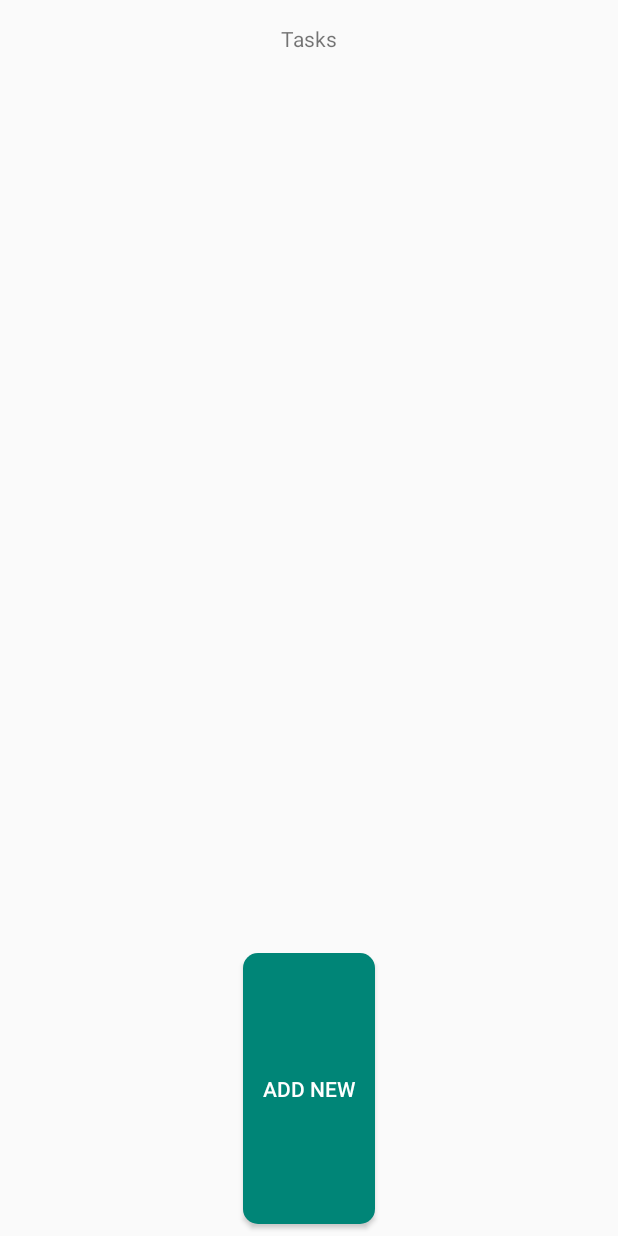
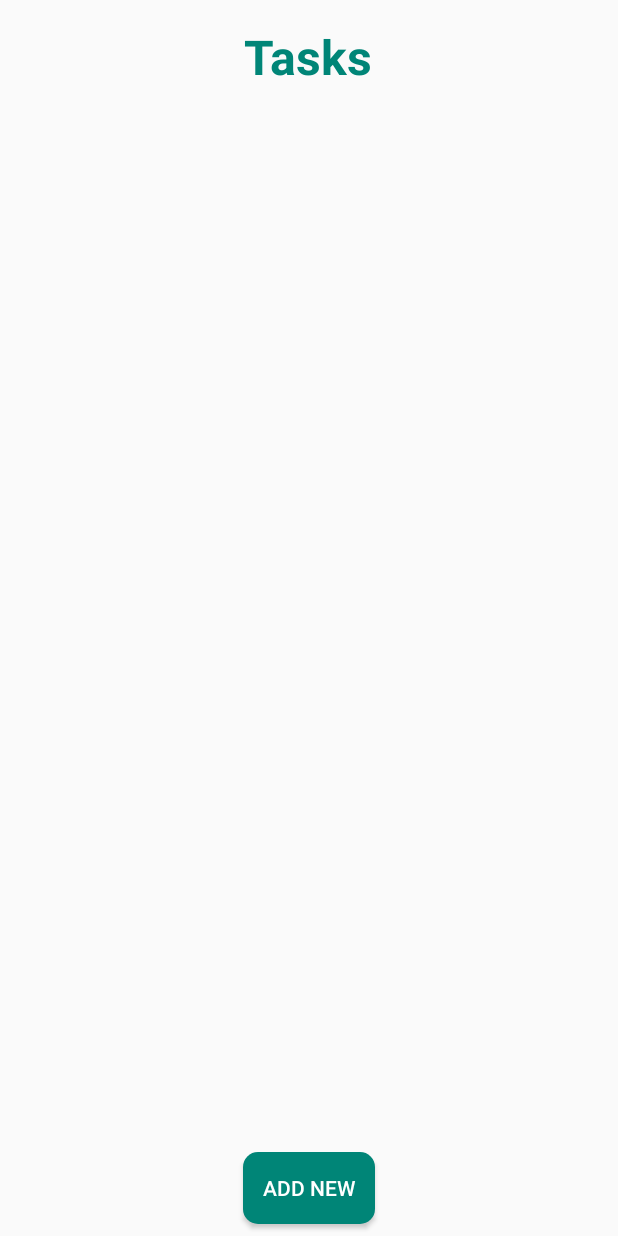
Before and after one commit to SpencerCBryson/GPSTasks, an Android app: the layout activity_home.xml on its own in the app's theme, with its tools: preview values and no code run, on a phone screen of 412 x 824 dp. Run offline under Robolectric (Android 15) with nearby library versions, the phone set to English and light mode, and no system bars.

Commit message:
Made home page pretty, next is activity_add_task

```diff
--- a/app/src/main/res/layout/activity_home.xml
+++ b/app/src/main/res/layout/activity_home.xml
@@ -17,22 +17,20 @@
                 android:layout_height="wrap_content"
                 android:id="@+id/textView2" app:layout_constraintStart_toStartOf="parent"
                 app:layout_constraintEnd_toEndOf="parent"
-                android:layout_marginTop="16dp" app:layout_constraintTop_toTopOf="parent" android:layout_weight="1"
-        />
+                android:layout_marginTop="16dp" app:layout_constraintTop_toTopOf="parent" android:layout_weight="0"
+                android:textColor="@color/colorPrimary" android:textSize="32sp" android:textStyle="bold"/>
         <android.support.v7.widget.RecyclerView
-                android:layout_width="368dp"
-                android:layout_height="460dp" android:layout_marginTop="8dp"
+                android:layout_width="match_parent"
+                android:layout_height="match_parent" android:layout_marginTop="8dp"
                 app:layout_constraintTop_toBottomOf="@+id/textView2" android:layout_marginEnd="8dp"
                 app:layout_constraintEnd_toEndOf="parent" app:layout_constraintStart_toStartOf="parent"
-                android:layout_marginStart="8dp" android:id="@+id/mRecyclerView" android:layout_weight="0"/>
+                android:layout_marginStart="8dp" android:id="@+id/mRecyclerView" android:layout_weight="1"/>
         <Button
                 android:text="@string/addbutton"
                 android:layout_width="wrap_content"
-                android:layout_height="wrap_content"
-                android:id="@+id/mAddButton" android:layout_marginBottom="8dp"
-                android:background="@drawable/button"
-                app:layout_constraintBottom_toBottomOf="parent" app:layout_constraintStart_toStartOf="parent"
-                android:layout_marginStart="8dp" app:layout_constraintEnd_toEndOf="parent"
-                android:layout_marginEnd="8dp" android:layout_weight="1" android:textColor="@android:color/white"/>
+                android:layout_height="wrap_content" android:id="@+id/mAddButton" android:layout_weight="0"
+                android:background="@drawable/button" android:textColor="@android:color/white"
+                android:layout_marginBottom="8dp"
+                android:layout_marginTop="8dp"/>
     </LinearLayout>
 </android.support.constraint.ConstraintLayout>
```
